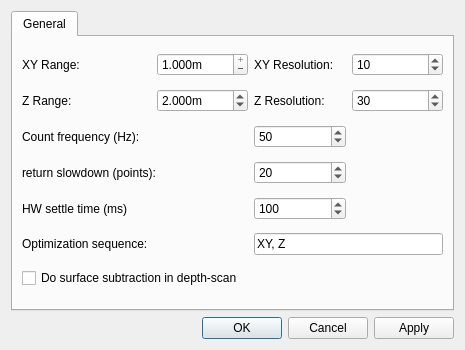
This is gui/confocal/ui_optim_settings.ui in Ulm-IQO/qudi as Qt 5 draws it before an edit. The edited form follows.
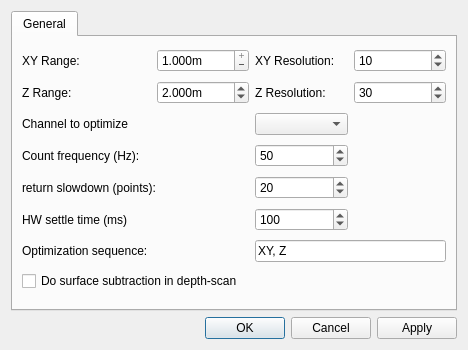
This is the edited form. Custom widgets are drawn as their Qt base class.

Commit message: Confocal/optimizer channel chooser

The edit to the form file:
```diff
--- a/gui/confocal/ui_optim_settings.ui
+++ b/gui/confocal/ui_optim_settings.ui
@@ -6,7 +6,7 @@
    <rect>
     <x>0</x>
     <y>0</y>
-    <width>465</width>
+    <width>468</width>
     <height>350</height>
    </rect>
   </property>
@@ -30,13 +30,23 @@
        <string>General</string>
       </attribute>
       <layout class="QGridLayout" name="gridLayout">
-       <item row="0" column="0">
-        <widget class="QLabel" name="label_2">
+       <item row="4" column="0" colspan="2">
+        <widget class="QLabel" name="return_slow_label">
          <property name="toolTip">
           <string>&lt;html&gt;&lt;head/&gt;&lt;body&gt;&lt;p&gt;&lt;br/&gt;&lt;/p&gt;&lt;/body&gt;&lt;/html&gt;</string>
          </property>
          <property name="text">
-          <string>XY Range:</string>
+          <string>return slowdown (points):</string>
+         </property>
+        </widget>
+       </item>
+       <item row="3" column="0">
+        <widget class="QLabel" name="count_freq_label">
+         <property name="toolTip">
+          <string>Frequency at which the scan pixels are acquired.</string>
+         </property>
+         <property name="text">
+          <string>Count frequency (Hz):</string>
          </property>
         </widget>
        </item>
@@ -75,23 +85,40 @@
          </property>
         </widget>
        </item>
-       <item row="0" column="3">
-        <widget class="QSpinBox" name="xy_optimizer_resolution_SpinBox">
+       <item row="0" column="0">
+        <widget class="QLabel" name="xy_range_label">
          <property name="toolTip">
           <string>&lt;html&gt;&lt;head/&gt;&lt;body&gt;&lt;p&gt;&lt;span style=&quot; font-size:10pt;&quot;&gt;Specify the distance between two subsequent scanned points for optimizer in xy scan.&lt;/span&gt;&lt;/p&gt;&lt;/body&gt;&lt;/html&gt;</string>
          </property>
-         <property name="minimum">
-          <number>1</number>
+         <property name="text">
+          <string>XY Range:</string>
+         </property>
+        </widget>
+       </item>
+       <item row="6" column="0">
+        <widget class="QLabel" name="opt_sequence_label">
+         <property name="text">
+          <string>Optimization sequence: </string>
+         </property>
+        </widget>
+       </item>
+       <item row="1" column="2">
+        <widget class="QLabel" name="z_res_label">
+         <property name="text">
+          <string>Z Resolution:</string>
+         </property>
+        </widget>
+       </item>
+       <item row="3" column="2">
+        <widget class="QSpinBox" name="count_freq_SpinBox">
+         <property name="toolTip">
+          <string>Frequency at which the scan pixels are acquired.</string>
+         </property>
+         <property name="maximum">
+          <number>10000</number>
          </property>
          <property name="value">
-          <number>10</number>
-         </property>
-        </widget>
-       </item>
-       <item row="1" column="0">
-        <widget class="QLabel" name="label_3">
-         <property name="text">
-          <string>Z Range:</string>
+          <number>50</number>
          </property>
         </widget>
        </item>
@@ -117,10 +144,20 @@
          </property>
         </widget>
        </item>
-       <item row="1" column="2">
-        <widget class="QLabel" name="label_4">
+       <item row="7" column="0" colspan="2">
+        <widget class="QCheckBox" name="do_surface_subtraction_CheckBox">
+         <property name="toolTip">
+          <string>Perform a second depth scan displaced sideways (in X), and subtract to remove surface brightness from the optimizer depth scan.</string>
+         </property>
          <property name="text">
-          <string>Z Resolution:</string>
+          <string>Do surface subtraction in depth-scan</string>
+         </property>
+        </widget>
+       </item>
+       <item row="6" column="2" colspan="2">
+        <widget class="QLineEdit" name="optimization_sequence_lineEdit">
+         <property name="text">
+          <string>XY, Z</string>
          </property>
         </widget>
        </item>
@@ -137,54 +174,8 @@
          </property>
         </widget>
        </item>
-       <item row="2" column="0">
-        <widget class="QLabel" name="label_5">
-         <property name="toolTip">
-          <string>Frequency at which the scan pixels are acquired.</string>
-         </property>
-         <property name="text">
-          <string>Count frequency (Hz):</string>
-         </property>
-        </widget>
-       </item>
-       <item row="2" column="2">
-        <widget class="QSpinBox" name="count_freq_SpinBox">
-         <property name="toolTip">
-          <string>Frequency at which the scan pixels are acquired.</string>
-         </property>
-         <property name="maximum">
-          <number>10000</number>
-         </property>
-         <property name="value">
-          <number>50</number>
-         </property>
-        </widget>
-       </item>
-       <item row="3" column="0" colspan="2">
-        <widget class="QLabel" name="label_6">
-         <property name="toolTip">
-          <string>Resolution (number of steps) in the return scan that occurs between each line of the XY scan.</string>
-         </property>
-         <property name="text">
-          <string>return slowdown (points):</string>
-         </property>
-        </widget>
-       </item>
-       <item row="3" column="2">
-        <widget class="QSpinBox" name="return_slow_SpinBox">
-         <property name="toolTip">
-          <string>Resolution (number of steps) in the return scan that occurs between each line of the XY scan.</string>
-         </property>
-         <property name="maximum">
-          <number>1000</number>
-         </property>
-         <property name="value">
-          <number>20</number>
-         </property>
-        </widget>
-       </item>
-       <item row="4" column="0">
-        <widget class="QLabel" name="label_8">
+       <item row="5" column="0">
+        <widget class="QLabel" name="hw_settle_label">
          <property name="toolTip">
           <string>Settle time to let the scanning HW reach the start-point of the optimization scans.</string>
          </property>
@@ -193,7 +184,7 @@
          </property>
         </widget>
        </item>
-       <item row="4" column="2">
+       <item row="5" column="2">
         <widget class="QSpinBox" name="hw_settle_time_SpinBox">
          <property name="toolTip">
           <string>Settle time to let the scanning HW reach the start-point of the optimization scans.</string>
@@ -206,30 +197,49 @@
          </property>
         </widget>
        </item>
-       <item row="5" column="0">
-        <widget class="QLabel" name="label_7">
-         <property name="text">
-          <string>Optimization sequence: </string>
+       <item row="4" column="2">
+        <widget class="QSpinBox" name="return_slow_SpinBox">
+         <property name="toolTip">
+          <string>Resolution (number of steps) in the return scan that occurs between each line of the XY scan.</string>
          </property>
+         <property name="maximum">
+          <number>1000</number>
+         </property>
+         <property name="value">
+          <number>20</number>
+         </property>
         </widget>
        </item>
-       <item row="5" column="2" colspan="2">
-        <widget class="QLineEdit" name="optimization_sequence_lineEdit">
+       <item row="1" column="0">
+        <widget class="QLabel" name="z_range_label">
          <property name="text">
-          <string>XY, Z</string>
+          <string>Z Range:</string>
          </property>
         </widget>
        </item>
-       <item row="6" column="0" colspan="2">
-        <widget class="QCheckBox" name="do_surface_subtraction_CheckBox">
+       <item row="0" column="3">
+        <widget class="QSpinBox" name="xy_optimizer_resolution_SpinBox">
          <property name="toolTip">
           <string>Perform a second depth scan displaced sideways (in X), and subtract to remove surface brightness from the optimizer depth scan.</string>
          </property>
+         <property name="minimum">
+          <number>1</number>
+         </property>
+         <property name="value">
+          <number>10</number>
+         </property>
+        </widget>
+       </item>
+       <item row="2" column="0">
+        <widget class="QLabel" name="op_channel_label">
          <property name="text">
-          <string>Do surface subtraction in depth-scan</string>
+          <string>Channel to optimize</string>
          </property>
         </widget>
        </item>
+       <item row="2" column="2">
+        <widget class="QComboBox" name="op_channel_ComboBox"/>
+       </item>
       </layout>
      </widget>
     </widget>
```
Left out of the diff: 8 changed lines with no effect on the pictures. The commit also changes 5 other files.
